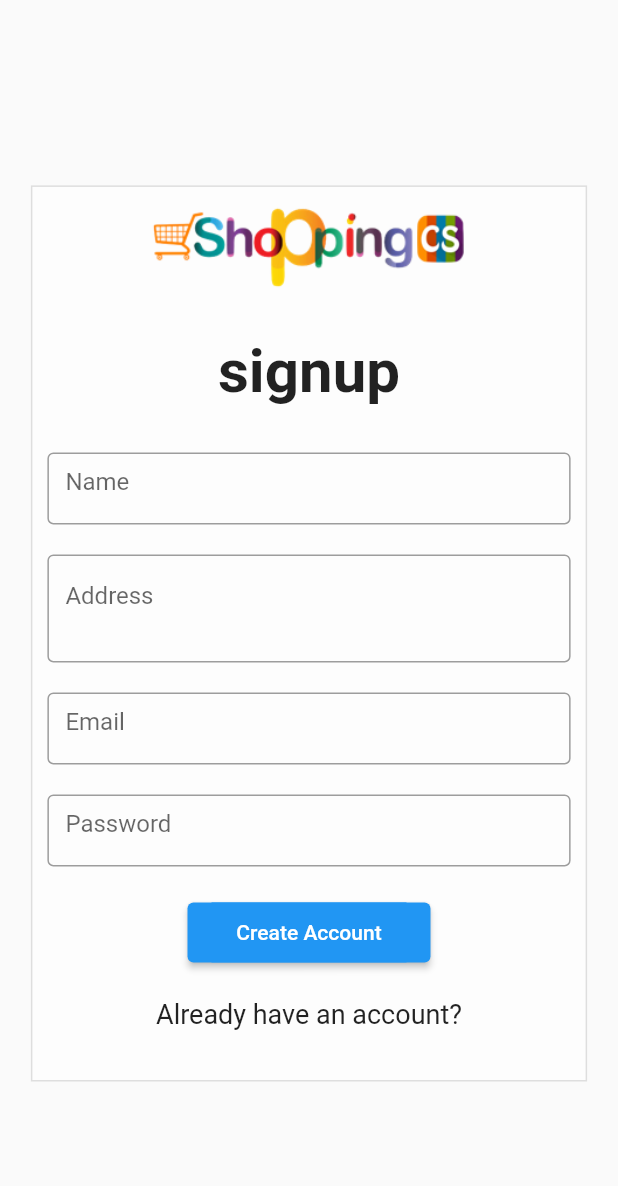
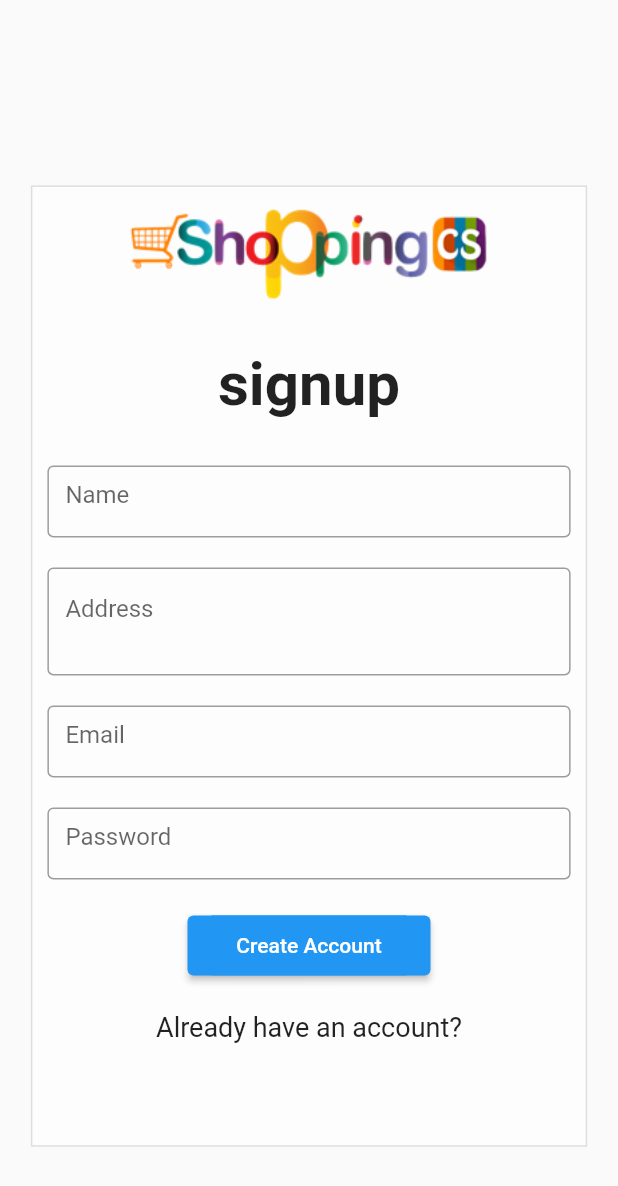
Before and after one commit to cybersquare/ecom_flutter, a Flutter app: the SignUp screen opened by its route, on a phone screen of 412 x 824 dp. Shown: the top 1186 px of the screen. Run offline on Flutter 3.47's test engine with Material 2 defaults, Android fonts, the phone set to English and light mode, and no system bars; our stand-ins replace bloc, cloud_firestore, equatable, firebase_auth, firebase_core, flutter_bloc and 2 more; accounts and stored records are empty; generated files the repository leaves out were written again; network calls fail.

Commit message:
completed login and signup functionality

```diff
--- a/lib/app/view/app.dart
+++ b/lib/app/view/app.dart
@@ -34,8 +34,8 @@ class App extends StatelessWidget {
           GlobalMaterialLocalizations.delegate,
         ],
         supportedLocales: AppLocalizations.supportedLocales,
-        // home: Splash(),
-        home: ViewProfile(),
+        home: Splash(),
+        // home: ViewProfile(),
       ),
     );
   }
--- a/lib/login/bloc/login_bloc.dart
+++ b/lib/login/bloc/login_bloc.dart
@@ -1,5 +1,6 @@
 import 'package:bloc/bloc.dart';
 import 'package:csecom/login/login.dart';
+import 'package:equatable/equatable.dart';
 import 'package:meta/meta.dart';
 import 'package:firebase_auth/firebase_auth.dart';
 
@@ -19,11 +20,14 @@ class LoginBloc extends Bloc<LoginEvent, LoginState> {
           print(userdetails);
           if (userdetails == null) {
             print("LOGIN FAILED");
+            emit(LoginFailedState());
           } else {
             emit(NavigateToHomeScreen());
           }
         } catch (e) {
           print('Login failed');
+          print('Login faileddddddddddddd');
+          emit(LoginFailedState());
         }
       }
     });
--- a/lib/login/bloc/login_state.dart
+++ b/lib/login/bloc/login_state.dart
@@ -6,3 +6,5 @@ abstract class LoginState {}
 class LoginInitial extends LoginState {}
 
 class NavigateToHomeScreen extends LoginState {}
+
+class LoginFailedState extends LoginState {}
--- a/lib/router/app_router.dart
+++ b/lib/router/app_router.dart
@@ -2,6 +2,7 @@ import 'package:csecom/counter/counter.dart';
 import 'package:csecom/router/router_constants.dart';
 import 'package:csecom/signup/view/signup_page.dart';
 import 'package:csecom/splash/splash.dart';
+import 'package:csecom/viewProfile/viewprofile.dart';
 import 'package:flutter/cupertino.dart';
 import 'package:flutter/material.dart';
 import 'package:csecom/login/login.dart';
@@ -29,6 +30,11 @@ class AppRouter {
           builder: (_) => SignUp(),
         );
 
+      case RouteConstants.profileRoute:
+        return MaterialPageRoute<MaterialPageRoute>(
+          builder: (_) => const ViewProfile(),
+        );
+
       default:
         return MaterialPageRoute<MaterialPageRoute>(
           builder: (_) => Splash(),
--- a/lib/router/router_constants.dart
+++ b/lib/router/router_constants.dart
@@ -4,4 +4,5 @@ class RouteConstants {
   static const String homeRoute = '/home';
   static const String loginRoute = '/login';
   static const String signupRoute = '/signup';
+  static const String profileRoute = '/profile';
 }
--- a/lib/signup/bloc/signup_state.dart
+++ b/lib/signup/bloc/signup_state.dart
@@ -4,3 +4,10 @@ part of 'signup_bloc.dart';
 abstract class SignupState {}
 
 class SignupInitial extends SignupState {}
+
+class SignUpFailed extends SignupState {
+  SignUpFailed({required this.emailUseError});
+  bool emailUseError;
+}
+
+class NavigateToLogin extends SignupState {}
--- a/lib/signup/view/signup_page.dart
+++ b/lib/signup/view/signup_page.dart
@@ -3,16 +3,20 @@ import 'package:csecom/signup/signup.dart';
 import 'package:flutter/material.dart';
 import 'package:flutter_bloc/flutter_bloc.dart';
 import 'package:flutter_screenutil/flutter_screenutil.dart';
+import 'package:top_snackbar_flutter/custom_snack_bar.dart';
+import 'package:top_snackbar_flutter/top_snack_bar.dart';
 
 class SignUp extends StatelessWidget {
   SignUp({Key? key}) : super(key: key);
-  TextEditingController _nameTextController = TextEditingController(text: "");
-  TextEditingController _addressTextController =
+  final TextEditingController _nameTextController =
       TextEditingController(text: "");
-  TextEditingController _emailTextController = TextEditingController(text: "");
-  TextEditingController _passwordTextController =
+  final TextEditingController _addressTextController =
+      TextEditingController(text: '');
+  final TextEditingController _emailTextController =
       TextEditingController(text: "");
-  SignupBloc _signupBloc = SignupBloc();
+  final TextEditingController _passwordTextController =
+      TextEditingController(text: "");
+  final SignupBloc _signupBloc = SignupBloc();
 
   @override
   Widget build(BuildContext context) {
@@ -20,48 +24,70 @@ class SignUp extends StatelessWidget {
       create: (context) => _signupBloc,
       child: BlocConsumer<SignupBloc, SignupState>(
         listener: (context, state) {
-          // TODO: implement listener
+          if (state is NavigateToLogin) {
+            Navigator.pushNamed(context, RouteConstants.profileRoute);
+            return showTopSnackBar(
+              context,
+              const CustomSnackBar.success(
+                message: 'User registred successfully',
+              ),
+            );
+          } else if (state is SignUpFailed) {
+            if (state.emailUseError == true) {
+              showTopSnackBar(
+                context,
+                const CustomSnackBar.error(
+                  message: 'Already registred with this mail',
+                ),
+              );
+            } else {
+              showTopSnackBar(
+                context,
+                const CustomSnackBar.error(
+                  message:
+                      'Registeration Failed! Please check your entered credentials are correct',
+                ),
+              );
+            }
+          }
         },
         builder: (context, state) {
           return Scaffold(
             resizeToAvoidBottomInset: false,
-            // appBar: AppBar(
-            //   toolbarHeight: 70,
-            //   title: Text("Signup"),
-            // ),
-            body: Container(
-              margin: EdgeInsets.only(top: .30.sw, right: .05.sw, left: .05.sw),
-              // decoration: Decoration,
+            body: SingleChildScrollView(
+              child: Container(
+                margin:
+                    EdgeInsets.only(top: .30.sw, right: .05.sw, left: .05.sw),
                 decoration: BoxDecoration(
                   color: Colors.white54,
                   border: Border.all(color: Colors.black12),
                 ),
-              height: .725.sh,
+                height: 560.sp,
                 child: Column(
                   children: [
                     Padding(
                       padding: const EdgeInsets.only(top: 10),
                       child: Image.asset(
-                      "assets/images/cs_ecom_logo.png",
-                      height: 60,
+                        'assets/images/cs_ecom_logo.png',
+                        height: 60.sp,
                       ),
                     ),
-                  Padding(
-                    padding: const EdgeInsets.only(top: 30, bottom: 20),
+                    const Padding(
+                      padding: EdgeInsets.only(top: 30, bottom: 20),
                       child: Text(
-                      "signup",
-                      style:
-                          TextStyle(fontSize: 40, fontWeight: FontWeight.bold),
+                        'signup',
+                        style: TextStyle(
+                            fontSize: 40, fontWeight: FontWeight.bold),
                       ),
                     ),
                     Padding(
                       padding: const EdgeInsets.all(10),
                       child: TextField(
-                      style: TextStyle(height: .15),
+                        style: const TextStyle(height: .15),
                         keyboardType: TextInputType.text,
                         controller: _nameTextController,
-                      decoration: InputDecoration(
-                        hintText: "Name",
+                        decoration: const InputDecoration(
+                          hintText: 'Name',
                           border: OutlineInputBorder(),
                         ),
                       ),
@@ -69,12 +95,12 @@ class SignUp extends StatelessWidget {
                     Padding(
                       padding: const EdgeInsets.all(10),
                       child: TextField(
-                      style: TextStyle(height: 1),
+                        style: const TextStyle(height: 1),
                         keyboardType: TextInputType.multiline,
                         maxLines: 2,
                         controller: _addressTextController,
-                      decoration: InputDecoration(
-                        hintText: "Address",
+                        decoration: const InputDecoration(
+                          hintText: 'Address',
                           border: OutlineInputBorder(),
                         ),
                       ),
@@ -82,11 +108,11 @@ class SignUp extends StatelessWidget {
                     Padding(
                       padding: const EdgeInsets.all(10),
                       child: TextField(
-                      style: TextStyle(height: .15),
+                        style: const TextStyle(height: .15),
                         keyboardType: TextInputType.emailAddress,
                         controller: _emailTextController,
-                      decoration: InputDecoration(
-                        hintText: "Email",
+                        decoration: const InputDecoration(
+                          hintText: 'Email',
                           border: OutlineInputBorder(),
                         ),
                       ),
@@ -94,11 +120,11 @@ class SignUp extends StatelessWidget {
                     Padding(
                       padding: const EdgeInsets.all(10),
                       child: TextField(
-                      style: TextStyle(height: .15),
+                        style: const TextStyle(height: .15),
                         keyboardType: TextInputType.text,
                         controller: _passwordTextController,
-                      decoration: InputDecoration(
-                        hintText: "Password",
+                        decoration: const InputDecoration(
+                          hintText: 'Password',
                           border: OutlineInputBorder(),
                         ),
                         obscureText: true,
@@ -108,13 +134,13 @@ class SignUp extends StatelessWidget {
                       padding: const EdgeInsets.all(10.0),
                       child: ElevatedButton(
                         child: Container(
-                        child: Center(
-                          child: Text("Create Account"),
-                        ),
                           // color: Color(0xFFAB47BC),
                           color: Colors.blue,
                           height: 40,
                           width: 130,
+                          child: const Center(
+                            child: Text('Create Account'),
+                          ),
                         ),
                         onPressed: () {
                           _signupBloc.add(
@@ -131,16 +157,20 @@ class SignUp extends StatelessWidget {
                     Padding(
                       padding: const EdgeInsets.all(10.0),
                       child: InkWell(
-                      child: Text(
-                        "Already have an account?",
+                        child: const Text(
+                          'Already have an account?',
                           style: TextStyle(fontSize: 18),
                         ),
                         onTap: () {
-                        Navigator.pushNamed(context, RouteConstants.loginRoute);
+                          Navigator.pushNamed(
+                            context,
+                            RouteConstants.loginRoute,
+                          );
                         },
                       ),
                     )
                   ],
+                ),
               ),
             ),
           );
--- a/lib/splash/bloc/splash_bloc.dart
+++ b/lib/splash/bloc/splash_bloc.dart
@@ -23,8 +23,8 @@ class SplashBloc extends Bloc<SplashEvent, SplashState> {
   @override
   Stream<SplashState> mapEventToState(SplashEvent event) async* {
     if (event is SplashStartEvent) {
+      await Future<dynamic>.delayed(const Duration(seconds: 4));
       if (FirebaseAuth.instance.currentUser == null) {
-        await Future<dynamic>.delayed(const Duration(seconds: 2));
         print("user not logged in");
         emit(SplashNavigateToLogin());
       } else {
--- a/lib/splash/view/splash_page.dart
+++ b/lib/splash/view/splash_page.dart
@@ -18,7 +18,7 @@ class Splash extends StatelessWidget {
             if (state is SplashNavigateToLogin) {
               Navigator.pushNamed(context, RouteConstants.loginRoute);
             } else if (state is SplashNavigateToHomeScreen) {
-              Navigator.pushNamed(context, RouteConstants.signupRoute);
+              Navigator.pushNamed(context, RouteConstants.profileRoute);
             }
           },
           builder: (context, state) {
--- a/lib/viewProfile/views/viewprofile.dart
+++ b/lib/viewProfile/views/viewprofile.dart
@@ -12,6 +12,7 @@ class ViewProfile extends StatelessWidget {
   Widget build(BuildContext context) {
     return Scaffold(
       appBar: AppBar(
+        automaticallyImplyLeading: false,
         backgroundColor: Colors.blueGrey[50],
         toolbarHeight: MediaQuery.of(context).size.width / 3,
         title: const ProfileHeader(),
@@ -27,7 +28,7 @@ class ViewProfile extends StatelessWidget {
             },
             child: const Text(
               'Edit',
-              style: TextStyle(fontSize: 20),
+              style: TextStyle(fontSize: 15),
             ),
           ),
         ],
--- a/lib/viewProfile/views/widgets/profile_header.dart
+++ b/lib/viewProfile/views/widgets/profile_header.dart
@@ -8,7 +8,7 @@ class ProfileHeader extends StatelessWidget {
     return Row(
       children: [
         CircleAvatar(
-          radius: MediaQuery.of(context).size.width / 9,
+          radius: MediaQuery.of(context).size.width / 10,
           backgroundImage: const NetworkImage(
             'https://res.cloudinary.com/demo/image/facebook/65646572251.jpg',
           ),
@@ -25,7 +25,7 @@ class ProfileHeader extends StatelessWidget {
                 style: TextStyle(
                   color: Colors.black,
                   fontWeight: FontWeight.bold,
-                  fontSize: 20,
+                  fontSize: 15,
                 ),
               ),
               Text(
--- a/pubspec.yaml
+++ b/pubspec.yaml
@@ -8,6 +8,8 @@ environment:
 
 dependencies:
   bloc: ^7.2.1
+  cloud_firestore: ^3.1.2
+  equatable: ^2.0.3
   firebase_auth: ^3.2.0
   firebase_core: ^1.10.0
   flutter:
@@ -17,6 +19,7 @@ dependencies:
     sdk: flutter
   flutter_screenutil: ^5.0.0+2
   intl: ^0.17.0
+  top_snackbar_flutter: ^1.0.2
 
 dev_dependencies:
   bloc_test: ^8.5.0
```
Also changed, not shown: lib/login/view/widget/login_elements.dart (+18 -1 lines), lib/signup/bloc/signup_bloc.dart (+23 -6 lines), lib/viewProfile/views/widgets/profile_details_list.dart (+4 -4 lines), pubspec.lock. Lines whose indentation alone changed are shown as unchanged.
